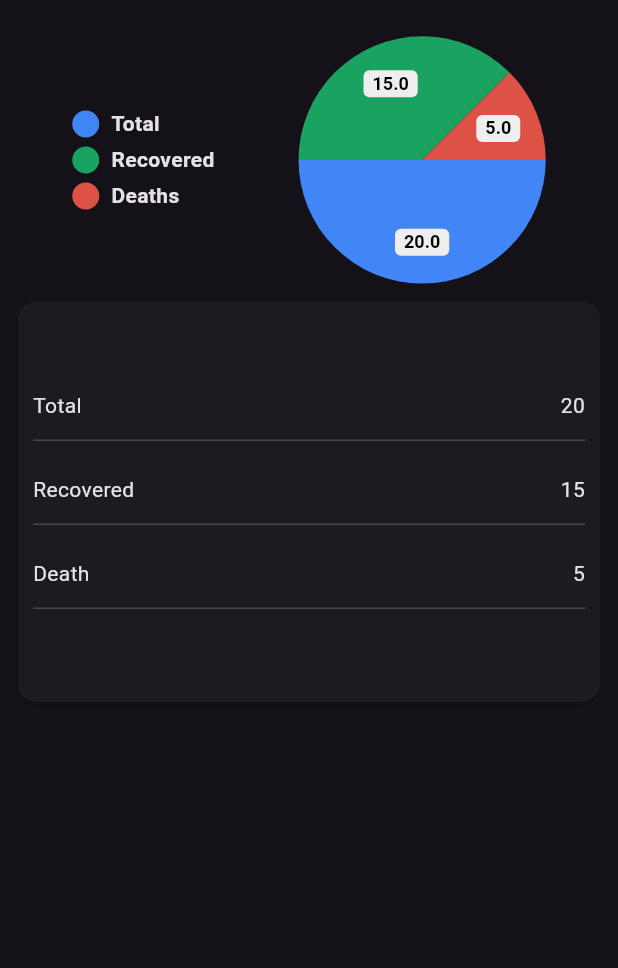
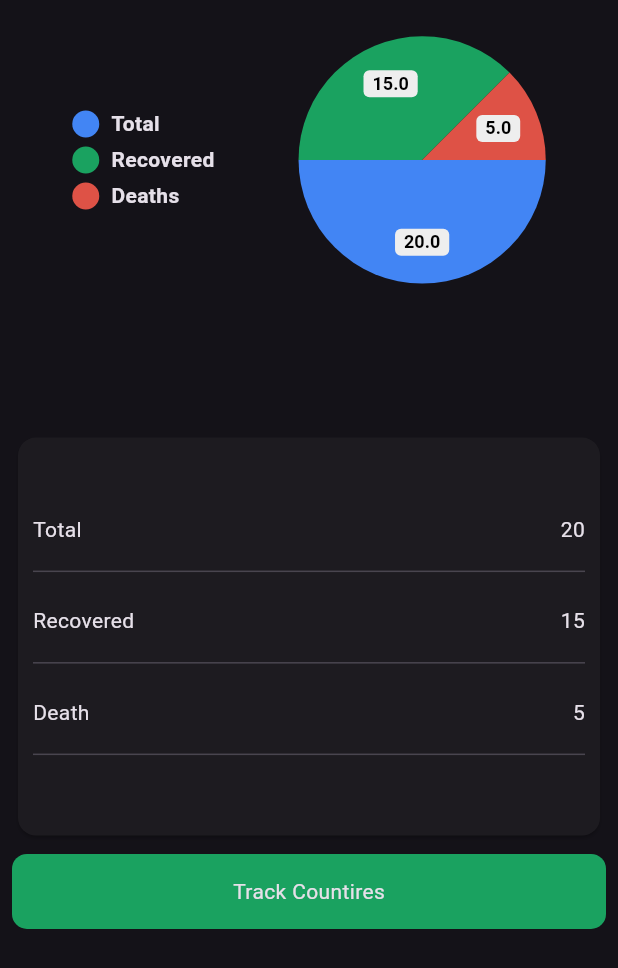
Before and after one commit to usman-codes/Covid-19-Tracker-App, a Flutter app: the screen it shows after launch, on a phone screen of 412 x 824 dp. Shown: the top 968 px of the screen. Run offline on Flutter 3.47's test engine with Material 3 defaults, Android fonts, the phone set to English and light mode, and no system bars; drawn by our look-alikes of pie_chart; our stand-ins replace google_fonts.

Commit message:
initial-commit

```diff
--- a/covid_19_tracker_app/lib/View/home_screen.dart
+++ b/covid_19_tracker_app/lib/View/home_screen.dart
@@ -32,9 +32,9 @@ class _home_screenState extends State<home_screen>
 
   @override
   Widget build(BuildContext context) {
-    return Scaffold(
-      body: SafeArea(
-        child: Padding(
+    return SafeArea(
+      child: Scaffold(
+        body: Padding(
           padding: const EdgeInsets.all(8.0),
           child: Column(
             children: [
@@ -54,18 +54,32 @@ class _home_screenState extends State<home_screen>
                 chartType: ChartType.disc,
                 colorList: colorList,
               ),
+              SizedBox(
+                height: MediaQuery.of(context).size.height * .11,
+              ),
               Card(
                 child: Padding(
                   padding: EdgeInsets.symmetric(
-                      vertical: MediaQuery.of(context).size.height * .06),
+                      vertical: MediaQuery.of(context).size.height * .05),
                   child: Column(
                     children: [
                       reuserow(title: "Total", value: "20"),
                       reuserow(title: "Recovered", value: "15"),
-                      reuserow(title: "Death", value: "5"),
+                      reuserow(title: "Death", value: "5")
                     ],
                   ),
                 ),
+              ),
+              SizedBox(
+                height: MediaQuery.of(context).size.height * .01,
+              ),
+              Container(
+                height: 50,
+                decoration: BoxDecoration(
+                  color: Color(0xFF1aa260),
+                  borderRadius: BorderRadius.circular(10),
+                ),
+                child: Center(child: Text("Track Countires")),
               )
             ],
           ),
@@ -93,7 +107,7 @@ class reuserow extends StatelessWidget {
             ],
           ),
           SizedBox(
-            height: 5,
+            height: 10,
           ),
           Divider()
         ],
```
